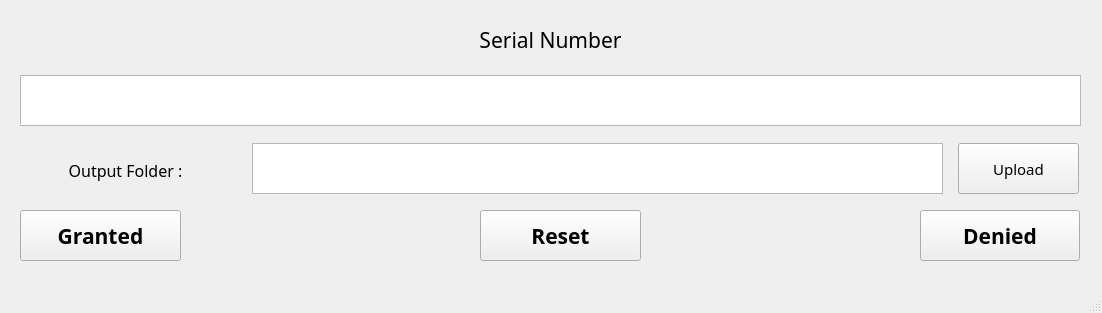
This is gui.ui in kLamda/RFID_GUI as Qt 5 draws it before an edit. The edited form follows.
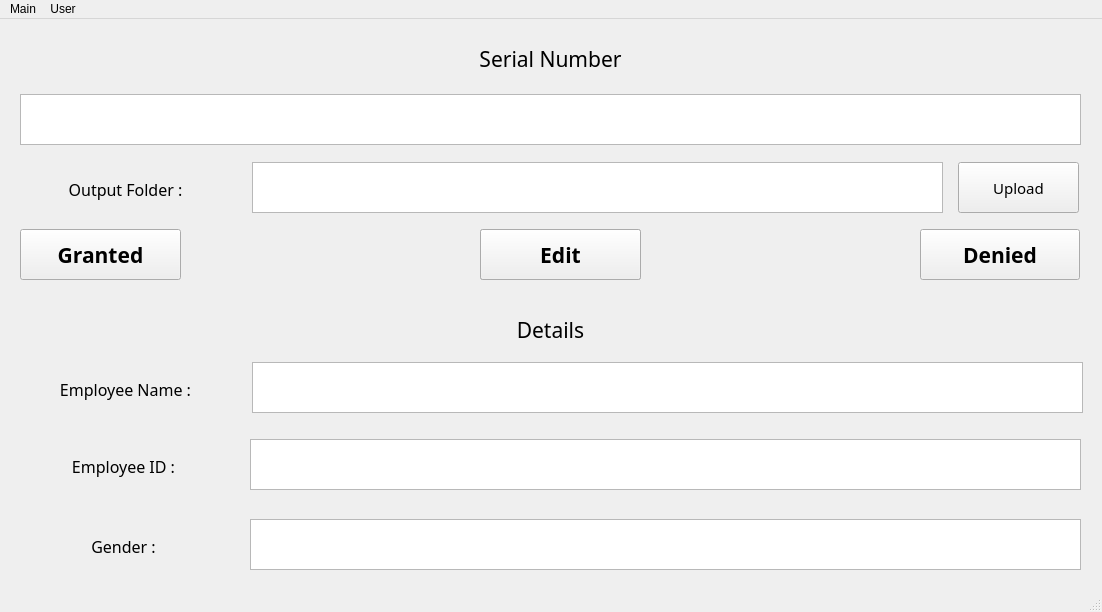
This is the edited form.

What changed in the file:
```diff
--- a/gui.ui
+++ b/gui.ui
@@ -7,7 +7,7 @@
     <x>0</x>
     <y>0</y>
     <width>1102</width>
-    <height>313</height>
+    <height>612</height>
    </rect>
   </property>
   <property name="windowTitle">
@@ -112,7 +112,7 @@
      </font>
     </property>
     <property name="text">
-     <string>Reset</string>
+     <string>Register</string>
     </property>
    </widget>
    <widget class="QTextBrowser" name="textBrowser_output">
@@ -172,6 +172,163 @@
      <string>Upload</string>
     </property>
    </widget>
+   <widget class="QLabel" name="label_detail">
+    <property name="geometry">
+     <rect>
+      <x>20</x>
+      <y>290</y>
+      <width>1061</width>
+      <height>41</height>
+     </rect>
+    </property>
+    <property name="font">
+     <font>
+      <family>OCR A Std</family>
+      <pointsize>16</pointsize>
+     </font>
+    </property>
+    <property name="text">
+     <string>Details</string>
+    </property>
+    <property name="alignment">
+     <set>Qt::AlignCenter</set>
+    </property>
+   </widget>
+   <widget class="QLabel" name="label_name">
+    <property name="geometry">
+     <rect>
+      <x>20</x>
+      <y>350</y>
+      <width>211</width>
+      <height>41</height>
+     </rect>
+    </property>
+    <property name="font">
+     <font>
+      <family>OCR A Std</family>
+      <pointsize>12</pointsize>
+     </font>
+    </property>
+    <property name="text">
+     <string>Employee Name :</string>
+    </property>
+    <property name="alignment">
+     <set>Qt::AlignCenter</set>
+    </property>
+   </widget>
+   <widget class="QTextBrowser" name="textBrowser_name">
+    <property name="geometry">
+     <rect>
+      <x>252</x>
+      <y>343</y>
+      <width>831</width>
+      <height>51</height>
+     </rect>
+    </property>
+    <property name="font">
+     <font>
+      <family>NSimSun</family>
+      <pointsize>14</pointsize>
+     </font>
+    </property>
+   </widget>
+   <widget class="QLabel" name="label_id">
+    <property name="geometry">
+     <rect>
+      <x>18</x>
+      <y>427</y>
+      <width>211</width>
+      <height>41</height>
+     </rect>
+    </property>
+    <property name="font">
+     <font>
+      <family>OCR A Std</family>
+      <pointsize>12</pointsize>
+     </font>
+    </property>
+    <property name="text">
+     <string>Employee ID :</string>
+    </property>
+    <property name="alignment">
+     <set>Qt::AlignCenter</set>
+    </property>
+   </widget>
+   <widget class="QTextBrowser" name="textBrowser_id">
+    <property name="geometry">
+     <rect>
+      <x>250</x>
+      <y>420</y>
+      <width>831</width>
+      <height>51</height>
+     </rect>
+    </property>
+    <property name="font">
+     <font>
+      <family>NSimSun</family>
+      <pointsize>14</pointsize>
+     </font>
+    </property>
+   </widget>
+   <widget class="QLabel" name="label_gender">
+    <property name="geometry">
+     <rect>
+      <x>18</x>
+      <y>507</y>
+      <width>211</width>
+      <height>41</height>
+     </rect>
+    </property>
+    <property name="font">
+     <font>
+      <family>OCR A Std</family>
+      <pointsize>12</pointsize>
+     </font>
+    </property>
+    <property name="text">
+     <string>Gender :</string>
+    </property>
+    <property name="alignment">
+     <set>Qt::AlignCenter</set>
+    </property>
+   </widget>
+   <widget class="QTextBrowser" name="textBrowser_gender">
+    <property name="geometry">
+     <rect>
+      <x>250</x>
+      <y>500</y>
+      <width>831</width>
+      <height>51</height>
+     </rect>
+    </property>
+    <property name="font">
+     <font>
+      <family>NSimSun</family>
+      <pointsize>14</pointsize>
+     </font>
+    </property>
+   </widget>
+   <widget class="QPushButton" name="pushButto_edit">
+    <property name="geometry">
+     <rect>
+      <x>480</x>
+      <y>210</y>
+      <width>161</width>
+      <height>51</height>
+     </rect>
+    </property>
+    <property name="font">
+     <font>
+      <family>Script MT Bold</family>
+      <pointsize>16</pointsize>
+      <weight>75</weight>
+      <bold>true</bold>
+     </font>
+    </property>
+    <property name="text">
+     <string>Edit</string>
+    </property>
+   </widget>
   </widget>
   <widget class="QMenuBar" name="menubar">
    <property name="geometry">
@@ -182,6 +339,18 @@
      <height>26</height>
     </rect>
    </property>
+   <widget class="QMenu" name="menuMain">
+    <property name="title">
+     <string>Main</string>
+    </property>
+   </widget>
+   <widget class="QMenu" name="menuUser">
+    <property name="title">
+     <string>User</string>
+    </property>
+   </widget>
+   <addaction name="menuMain"/>
+   <addaction name="menuUser"/>
   </widget>
   <widget class="QStatusBar" name="statusbar"/>
  </widget>
```
Left out of the diff: 2 changed lines with no effect on the pictures.
